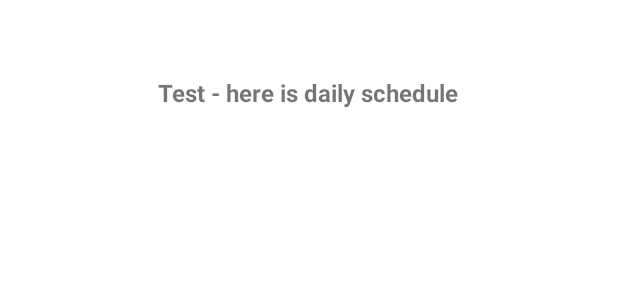
After one commit to mkanaan-source/SanoTimer-ROOM-V1.0, an Android app: the layout daily_schedule_bottom_sheet.xml on its own in the app's theme, with its tools: preview values and no code run, on a phone screen of 412 x 824 dp. The commit adds this screen. Shown: the top 300 px of the screen. Run offline under Robolectric (Android 15) with nearby library versions, the phone set to English and light mode, and no system bars.

Commit message:
28.03.2023 - made some changes to the activity_weekly_schedule.xml file (made the main layout a Coordinator Layout inside which we have a horizontal layout with all the buttons). Also built the daily_schedule_bottom_sheet.xml and the backend Java code (DailyScheduleBottomSheetFragment) and the code to invoke that from the WeeklySchedule.java.

```diff
--- a/app/src/main/AndroidManifest.xml
+++ b/app/src/main/AndroidManifest.xml
@@ -13,7 +13,7 @@
         android:theme="@style/Theme.SanoTimerV10"
         tools:targetApi="31">
         <activity
-            android:name=".MainActivity"
+            android:name=".model.WeeklySchedule"
             android:exported="true">
             <intent-filter>
                 <action android:name="android.intent.action.MAIN" />
@@ -25,6 +25,8 @@
                 android:name="android.app.lib_name"
                 android:value="" />
         </activity>
+        <activity android:name=".MainActivity"
+            tools:ignore="DuplicateActivity"></activity>
     </application>
 
 </manifest>
--- /dev/null
+++ b/app/src/main/res/layout/daily_schedule_bottom_sheet.xml
@@ -0,0 +1,27 @@
+<?xml version="1.0" encoding="utf-8"?>
+<androidx.constraintlayout.widget.ConstraintLayout xmlns:android="http://schemas.android.com/apk/res/android"
+    xmlns:app="http://schemas.android.com/apk/res-auto"
+    xmlns:tools="http://schemas.android.com/tools"
+    android:id="@+id/bottomSheet"
+    style="@style/Animation.Design.BottomSheetDialog"
+    android:layout_width="match_parent"
+    android:layout_height="match_parent"
+    android:background="#fff"
+    app:behavior_hideable="false"
+    app:behavior_peekHeight="@dimen/dimen_32"
+    app:layout_behavior="com.google.android.material.bottomsheet.BottomSheetBehavior">
+
+    <TextView
+        android:id="@+id/bottom_sheet_textview"
+        android:layout_width="wrap_content"
+        android:layout_height="wrap_content"
+        android:text="Test - here is daily schedule"
+        android:textSize="16sp"
+        android:textStyle="bold"
+        app:layout_constraintBottom_toBottomOf="parent"
+        app:layout_constraintEnd_toEndOf="parent"
+        app:layout_constraintHorizontal_bias="0.498"
+        app:layout_constraintStart_toStartOf="parent"
+        app:layout_constraintTop_toTopOf="parent"
+        app:layout_constraintVertical_bias="0.063" />
+</androidx.constraintlayout.widget.ConstraintLayout>
--- /dev/null
+++ b/app/src/main/res/values/dimens.xml
@@ -0,0 +1,6 @@
+<?xml version="1.0"?>
+<resources>
+    <dimen name="list_item_spacing">16dp</dimen>
+    <dimen name="list_item_spacing_half">8dp</dimen>
+    <dimen name="dimen_32">32dp</dimen>
+</resources>
```
Also changed, not shown: app/build.gradle (+7 -0 lines), app/src/main/java/com/learningjavaandroid/sanotimer_v10/DailyScheduleBottomSheetFragment.java (added, +41 -0 lines), app/src/main/java/com/learningjavaandroid/sanotimer_v10/model/WeeklySchedule.java (added, +55 -0 lines), app/src/main/res/values/strings.xml (+8 -0 lines).
